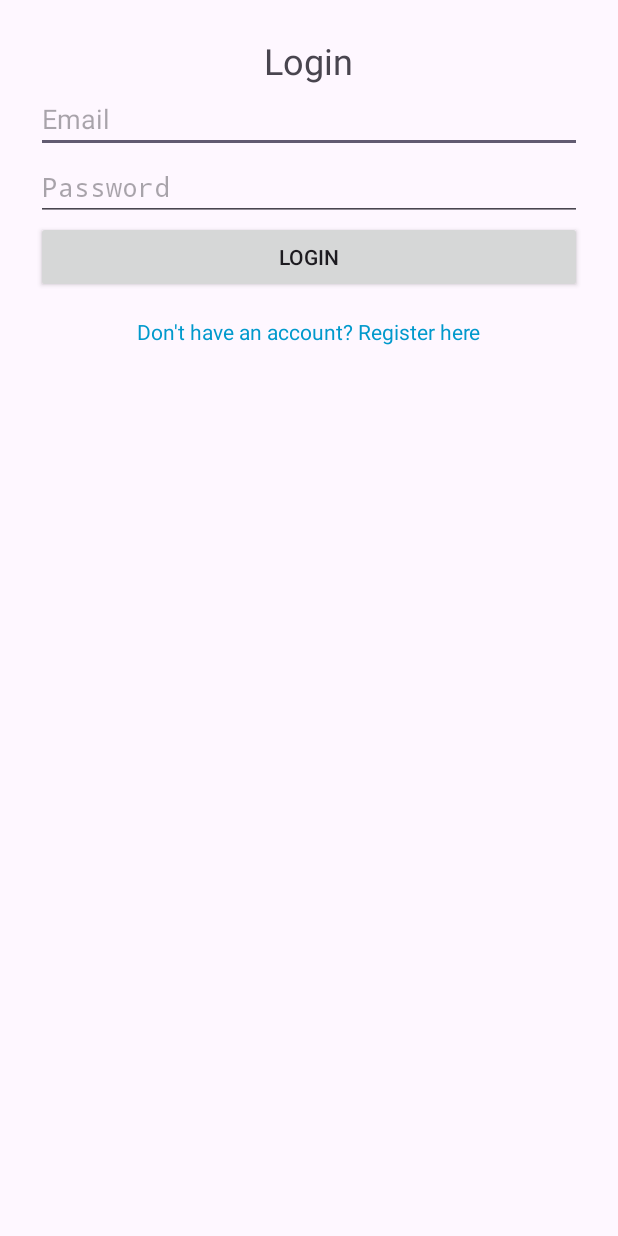
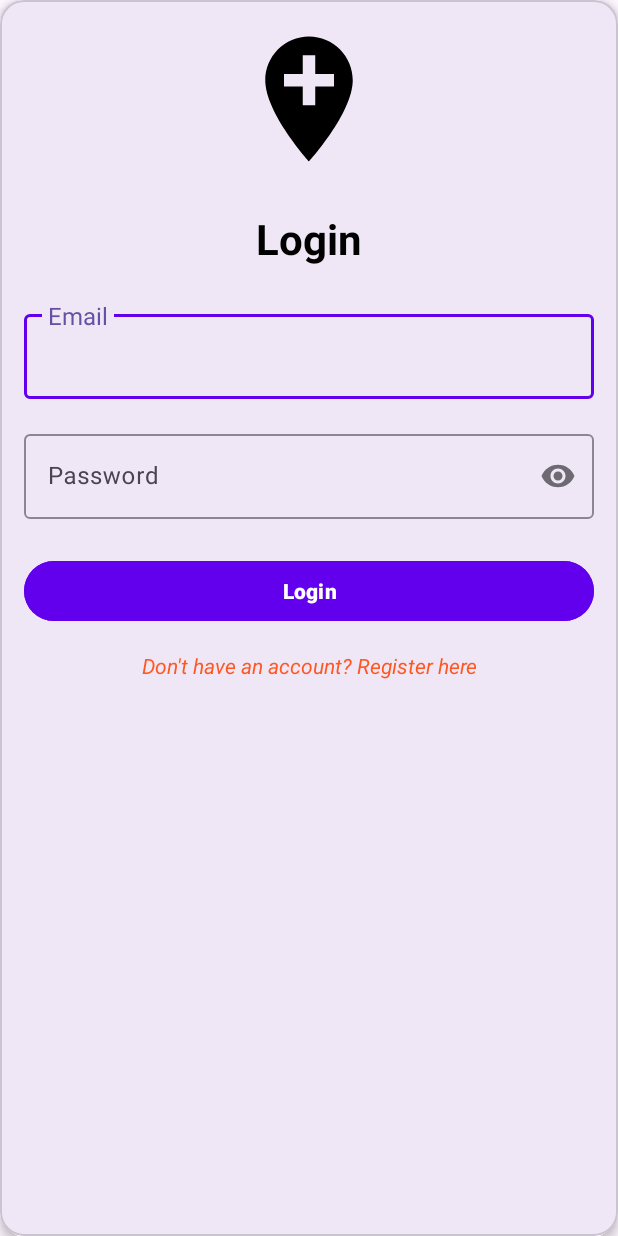
Before and after one commit to NesaraRahal/SwiftRide, an Android app: the screen it shows after launch (MainActivity), on a phone screen of 412 x 824 dp. Run offline under Robolectric (Android 15) with nearby library versions, the phone set to English and light mode, and no system bars.

Commit message:
Seat Reservation layout
Seat Reservation layout
Bus table is altered to add a time slots
Customized login page using material components

```diff
--- a/app/build.gradle.kts
+++ b/app/build.gradle.kts
@@ -45,4 +45,7 @@ dependencies {
     implementation(libs.cardview)  // Ensure you have the correct reference here
     implementation(libs.osmdroid)  // Add the OSMDroid dependency here
 
+    implementation(libs.glide)        // For image loading and caching
+    implementation(libs.lottie)       // For animations and enhanced UI/UX
+
 }
--- a/app/src/main/AndroidManifest.xml
+++ b/app/src/main/AndroidManifest.xml
@@ -38,6 +38,7 @@
         <activity android:name=".DriverDashboardActivity" />
         <activity android:name=".BusRegisterActivity" />
         <activity android:name=".BookBus" />
+        <activity android:name=".ReserveSeat" />
 
     </application>
 
--- a/app/src/main/java/com/example/swiftride/BusRegisterActivity.java
+++ b/app/src/main/java/com/example/swiftride/BusRegisterActivity.java
@@ -63,6 +63,9 @@ public class BusRegisterActivity extends Activity {
             EditText seatNumberEdt = findViewById(R.id.seatNumberRegister);
             String seatNumber = seatNumberEdt.getText().toString();
 
+            EditText timeSlots = findViewById(R.id.timeSlotRegister);
+            String time = timeSlots.getText().toString();
+
             int seatNo = Integer.parseInt(seatNumber);
 
 
@@ -88,7 +91,7 @@ public class BusRegisterActivity extends Activity {
                 }
 
                 DBHandler dbHandlerRegBus = new DBHandler(this);
-                long result = dbHandlerRegBus.regBus(this, licenseNo, routeNo, routeStart, routeDestination, seatNo, ownerId, selectDriverId);
+                long result = dbHandlerRegBus.regBus(this, licenseNo, routeNo, routeStart, routeDestination, seatNo, time, ownerId, selectDriverId);
                 if (result != -1) {
                     Toast.makeText(this, "Bus registered successfully!", Toast.LENGTH_SHORT).show();
                 } else {
--- a/app/src/main/res/layout/activity_main.xml
+++ b/app/src/main/res/layout/activity_main.xml
@@ -1,48 +1,104 @@
-<!-- activity_login.xml -->
-<LinearLayout
+<com.google.android.material.card.MaterialCardView
     xmlns:android="http://schemas.android.com/apk/res/android"
+    xmlns:app="http://schemas.android.com/apk/res-auto"
     android:layout_width="match_parent"
     android:layout_height="match_parent"
+    android:padding="16dp"
+    android:background="@color/backgroundColor"
+    app:cardCornerRadius="16dp"
+    app:cardElevation="4dp">
+
+    <ScrollView
+        android:layout_width="match_parent"
+        android:layout_height="wrap_content"
+        android:padding="16dp">
+
+        <LinearLayout
+            android:layout_width="match_parent"
+            android:layout_height="wrap_content"
             android:orientation="vertical"
-    android:padding="24dp">
+            android:gravity="center_horizontal">
 
+            <!-- Logo -->
+            <ImageView
+                android:layout_width="100dp"
+                android:layout_height="100dp"
+                android:src="@drawable/ic_location"
+                android:layout_gravity="center_horizontal"
+                android:layout_marginBottom="24dp"
+                app:layout_constraintTop_toTopOf="parent" />
+
+            <!-- Login Title -->
             <TextView
                 android:layout_width="wrap_content"
                 android:layout_height="wrap_content"
                 android:text="Login"
-        android:textSize="24sp"
+                android:textSize="28sp"
+                android:textStyle="bold"
+                android:textColor="@color/primaryTextColor"
                 android:gravity="center"
-        android:layout_gravity="center_horizontal" />
+                android:layout_gravity="center_horizontal"
+                android:layout_marginBottom="24dp" />
 
-    <EditText
+            <!-- Email Input -->
+            <com.google.android.material.textfield.TextInputLayout
+                android:layout_width="match_parent"
+                android:layout_height="wrap_content"
+                android:layout_marginBottom="16dp"
+                app:boxStrokeColor="@color/primaryColor"
+                app:hintTextAppearance="@style/TextInputAppearance">
+
+                <com.google.android.material.textfield.TextInputEditText
                     android:id="@+id/emailInput"
                     android:layout_width="match_parent"
                     android:layout_height="wrap_content"
-        android:hint="Email" />
+                    android:hint="Email"
+                    android:inputType="textEmailAddress"
+                    android:textColor="@color/primaryTextColor" />
+            </com.google.android.material.textfield.TextInputLayout>
 
-    <EditText
+            <!-- Password Input -->
+            <com.google.android.material.textfield.TextInputLayout
+                android:layout_width="match_parent"
+                android:layout_height="wrap_content"
+                android:layout_marginBottom="24dp"
+                app:boxStrokeColor="@color/primaryColor"
+                app:passwordToggleEnabled="true"
+                app:hintTextAppearance="@style/TextInputAppearance">
+
+                <com.google.android.material.textfield.TextInputEditText
                     android:id="@+id/passwordInput"
                     android:layout_width="match_parent"
                     android:layout_height="wrap_content"
                     android:hint="Password"
-        android:inputType="textPassword" />
+                    android:inputType="textPassword"
+                    android:textColor="@color/primaryTextColor" />
+            </com.google.android.material.textfield.TextInputLayout>
 
-    <Button
+            <!-- Login Button -->
+            <com.google.android.material.button.MaterialButton
                 android:id="@+id/loginButton"
                 android:layout_width="match_parent"
                 android:layout_height="wrap_content"
+                android:layout_marginBottom="16dp"
                 android:text="Login"
-        android:onClick="logUser"/>
+                android:textStyle="bold"
+                android:backgroundTint="@color/primaryColor"
+                android:textColor="@color/white"
+                android:onClick="logUser" />
 
+            <!-- Register Link -->
             <TextView
                 android:id="@+id/registerLink"
                 android:layout_width="wrap_content"
                 android:layout_height="wrap_content"
                 android:text="Don't have an account? Register here"
-        android:textColor="@android:color/holo_blue_dark"
+                android:textColor="@color/linkColor"
+                android:textStyle="italic"
+                android:gravity="center"
                 android:layout_gravity="center_horizontal"
-        android:paddingTop="16dp"
-        android:onClick="registerPage"
-        />
+                android:onClick="registerPage" />
 
         </LinearLayout>
+    </ScrollView>
+</com.google.android.material.card.MaterialCardView>
--- a/app/src/main/res/values/colors.xml
+++ b/app/src/main/res/values/colors.xml
@@ -2,4 +2,9 @@
 <resources>
     <color name="black">#FF000000</color>
     <color name="white">#FFFFFFFF</color>
+    <color name="primaryColor">#6200EE</color>
+    <color name="primaryTextColor">#000000</color>
+    <color name="linkColor">#FF5722</color>
+    <color name="backgroundColor">#FFFFFF</color>
+z
 </resources>
--- /dev/null
+++ b/app/src/main/res/values/styles.xml
@@ -0,0 +1,8 @@
+<resources>
+    <!-- Define custom styles for text input -->
+    <style name="TextInputAppearance">
+        <item name="android:textColorHint">@color/primaryTextColor</item>
+        <item name="android:hint">@color/primaryTextColor</item>
+        <item name="android:textSize">16sp</item>
+    </style>
+</resources>
```
Also changed, not shown: app/src/main/java/com/example/swiftride/BookBus.java (+49 -10 lines), app/src/main/java/com/example/swiftride/DBHandler.java (+49 -2 lines), app/src/main/java/com/example/swiftride/ReserveSeat.java (added, +68 -0 lines), app/src/main/res/layout/bus_book.xml (+24 -0 lines), app/src/main/res/layout/bus_register_activity.xml (+7 -0 lines), app/src/main/res/layout/reserve_seat.xml (added, +18 -0 lines), gradle/libs.versions.toml (+23 -14 lines). Lines whose indentation alone changed are shown as unchanged.
